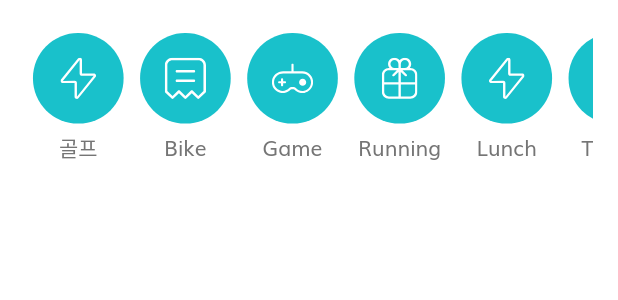
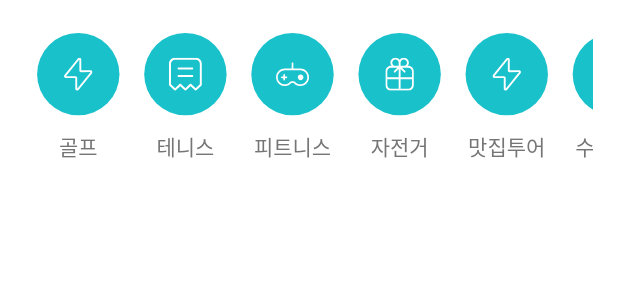
Before and after one commit to raisondet/PLINK, a Flutter app: the Categories widget shown alone on an empty page, opened directly, on a phone screen of 412 x 824 dp. Shown: the top 300 px of the screen. Run offline on Flutter 3.47's test engine with Material 2 defaults, Android fonts, the light colour scheme and no system bars; our stand-ins replace cached_network_image, cloud_firestore, firebase_auth, firebase_core, flutter_keyboard_visibility, flutter_map and 7 more; missing offline and left inert: smart_select; accounts and stored records are empty.

Commit message:
modify interests/gender with korean

```diff
--- a/plink/lib/screens/home/components/categories.dart
+++ b/plink/lib/screens/home/components/categories.dart
@@ -9,14 +9,14 @@ class Categories extends StatelessWidget {
   Widget build(BuildContext context) {
     List<Map<String, dynamic>> categories = [
       {"icon": "assets/icons/Flash Icon.svg", "text": "골프"},
-      {"icon": "assets/icons/Bill Icon.svg", "text": "Bike"},
-      {"icon": "assets/icons/Game Icon.svg", "text": "Game"},
-      {"icon": "assets/icons/Gift Icon.svg", "text": "Running"},
-      {"icon": "assets/icons/Flash Icon.svg", "text": "Lunch"},
-      {"icon": "assets/icons/Bill Icon.svg", "text": "Tennis"},
-      {"icon": "assets/icons/Game Icon.svg", "text": "Fitness"},
-      {"icon": "assets/icons/Gift Icon.svg", "text": "Daily Gift"},
-      {"icon": "assets/icons/Discover.svg", "text": "More"},
+      {"icon": "assets/icons/Bill Icon.svg", "text": "테니스"},
+      {"icon": "assets/icons/Game Icon.svg", "text": "피트니스"},
+      {"icon": "assets/icons/Gift Icon.svg", "text": "자전거"},
+      {"icon": "assets/icons/Flash Icon.svg", "text": "맛집투어"},
+      {"icon": "assets/icons/Bill Icon.svg", "text": "수다떨기"},
+      {"icon": "assets/icons/Game Icon.svg", "text": "치맥하기"},
+      {"icon": "assets/icons/Gift Icon.svg", "text": "노래방"},
+      {"icon": "assets/icons/Discover.svg", "text": "스터디"},
     ];
     return Column(
       children: [
@@ -66,15 +66,15 @@ class CategoryCard extends StatelessWidget {
             Container(
               padding: EdgeInsets.all(getProportionateScreenWidth(15)),
               margin: EdgeInsets.all(getProportionateScreenWidth(5)),
-              height: getProportionateScreenWidth(55),
-              width: getProportionateScreenWidth(55),
+              height: getProportionateScreenWidth(50),
+              width: getProportionateScreenWidth(50),
               decoration: BoxDecoration(
                 color: kPrimaryColor,
                 borderRadius: BorderRadius.circular(30),
               ),
               child: SvgPicture.asset(icon!, color: Colors.white,),
             ),
-            //SizedBox(height: 5),
+            SizedBox(height: 5),
             Text(text!, textAlign: TextAlign.center),
           ],
         ),
```
Also changed, not shown: plink/lib/choices.dart (+31 -31 lines), 1 other file.
